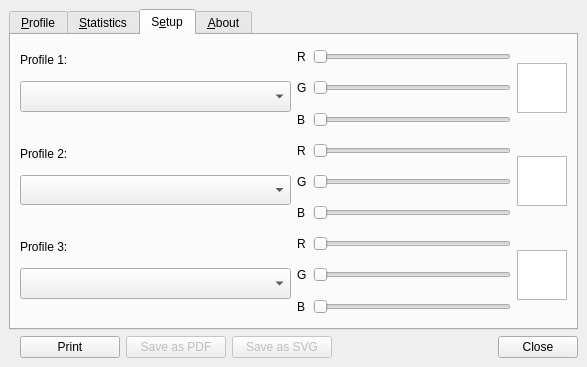
The window that tools/ui_profiletool.ui (etiennesky/profiletool) describes before a commit, drawn with Qt 5.
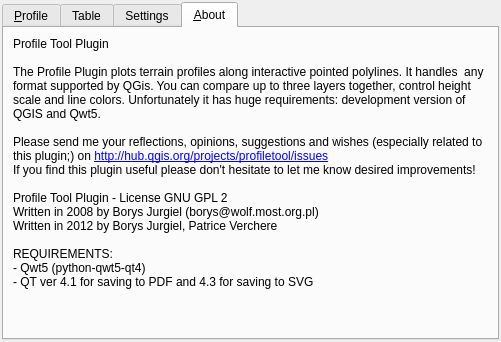
The same window after the commit. The open tabs and pages were chosen to show the change. Custom widgets are drawn as their Qt base class.

```diff
--- a/tools/ui_profiletool.ui
+++ b/tools/ui_profiletool.ui
@@ -6,8 +6,8 @@
    <rect>
     <x>0</x>
     <y>0</y>
-    <width>587</width>
-    <height>367</height>
+    <width>501</width>
+    <height>342</height>
    </rect>
   </property>
   <property name="windowTitle">
@@ -15,140 +15,31 @@
   </property>
   <widget class="QWidget" name="dockWidgetContents">
    <layout class="QFormLayout" name="formLayout">
-    <item row="1" column="1">
-     <layout class="QHBoxLayout" name="_26">
-      <item>
-       <spacer>
-        <property name="orientation">
-         <enum>Qt::Horizontal</enum>
-        </property>
-        <property name="sizeType">
-         <enum>QSizePolicy::Fixed</enum>
-        </property>
-        <property name="sizeHint" stdset="0">
-         <size>
-          <width>5</width>
-          <height>20</height>
-         </size>
-        </property>
-       </spacer>
-      </item>
-      <item>
-       <widget class="QPushButton" name="butPrint">
-        <property name="sizePolicy">
-         <sizepolicy hsizetype="Fixed" vsizetype="Fixed">
-          <horstretch>0</horstretch>
-          <verstretch>0</verstretch>
-         </sizepolicy>
-        </property>
-        <property name="minimumSize">
-         <size>
-          <width>100</width>
-          <height>0</height>
-         </size>
-        </property>
-        <property name="text">
-         <string>Print</string>
-        </property>
-       </widget>
-      </item>
-      <item>
-       <widget class="QPushButton" name="butPDF">
-        <property name="enabled">
-         <bool>false</bool>
-        </property>
-        <property name="sizePolicy">
-         <sizepolicy hsizetype="Fixed" vsizetype="Fixed">
-          <horstretch>0</horstretch>
-          <verstretch>0</verstretch>
-         </sizepolicy>
-        </property>
-        <property name="minimumSize">
-         <size>
-          <width>100</width>
-          <height>0</height>
-         </size>
-        </property>
-        <property name="text">
-         <string>Save as PDF</string>
-        </property>
-       </widget>
-      </item>
-      <item>
-       <widget class="QPushButton" name="butSVG">
-        <property name="enabled">
-         <bool>false</bool>
-        </property>
-        <property name="sizePolicy">
-         <sizepolicy hsizetype="Fixed" vsizetype="Fixed">
-          <horstretch>0</horstretch>
-          <verstretch>0</verstretch>
-         </sizepolicy>
-        </property>
-        <property name="minimumSize">
-         <size>
-          <width>100</width>
-          <height>0</height>
-         </size>
-        </property>
-        <property name="text">
-         <string>Save as SVG</string>
-        </property>
-       </widget>
-      </item>
-      <item>
-       <spacer>
-        <property name="orientation">
-         <enum>Qt::Horizontal</enum>
-        </property>
-        <property name="sizeHint" stdset="0">
-         <size>
-          <width>40</width>
-          <height>20</height>
-         </size>
-        </property>
-       </spacer>
-      </item>
-      <item>
-       <widget class="QDialogButtonBox" name="buttonBox">
-        <property name="enabled">
-         <bool>true</bool>
-        </property>
-        <property name="sizePolicy">
-         <sizepolicy hsizetype="Fixed" vsizetype="Fixed">
-          <horstretch>0</horstretch>
-          <verstretch>0</verstretch>
-         </sizepolicy>
-        </property>
-        <property name="layoutDirection">
-         <enum>Qt::LeftToRight</enum>
-        </property>
-        <property name="autoFillBackground">
-         <bool>false</bool>
-        </property>
-        <property name="orientation">
-         <enum>Qt::Horizontal</enum>
-        </property>
-        <property name="standardButtons">
-         <set>QDialogButtonBox::Close</set>
-        </property>
-        <property name="centerButtons">
-         <bool>false</bool>
-        </property>
-       </widget>
-      </item>
-     </layout>
-    </item>
+    <property name="fieldGrowthPolicy">
+     <enum>QFormLayout::ExpandingFieldsGrow</enum>
+    </property>
+    <property name="horizontalSpacing">
+     <number>2</number>
+    </property>
+    <property name="verticalSpacing">
+     <number>2</number>
+    </property>
+    <property name="margin">
+     <number>2</number>
+    </property>
     <item row="0" column="0" colspan="2">
      <widget class="QTabWidget" name="tabWidget">
       <property name="autoFillBackground">
        <bool>true</bool>
       </property>
+      <property name="tabPosition">
+       <enum>QTabWidget::North</enum>
+      </property>
       <property name="tabShape">
        <enum>QTabWidget::Rounded</enum>
       </property>
       <property name="currentIndex">
-       <number>1</number>
+       <number>0</number>
       </property>
       <property name="elideMode">
        <enum>Qt::ElideNone</enum>
@@ -156,7 +47,7 @@
       <property name="usesScrollButtons">
        <bool>true</bool>
       </property>
-      <widget class="QWidget" name="tab">
+      <widget class="QWidget" name="tab_1">
        <property name="sizePolicy">
         <sizepolicy hsizetype="Expanding" vsizetype="Expanding">
          <horstretch>0</horstretch>
@@ -170,771 +61,212 @@
         <item row="1" column="0">
          <layout class="QHBoxLayout" name="_2">
           <item>
-           <widget class="QSlider" name="scaleSlider">
-            <property name="sizePolicy">
-             <sizepolicy hsizetype="Preferred" vsizetype="Expanding">
-              <horstretch>0</horstretch>
-              <verstretch>0</verstretch>
-             </sizepolicy>
-            </property>
-            <property name="orientation">
-             <enum>Qt::Vertical</enum>
-            </property>
-           </widget>
-          </item>
-          <item>
-           <widget class="QwtPlot" name="qwtPlot">
-            <property name="sizePolicy">
-             <sizepolicy hsizetype="Expanding" vsizetype="Expanding">
-              <horstretch>0</horstretch>
-              <verstretch>0</verstretch>
-             </sizepolicy>
-            </property>
-            <property name="autoFillBackground">
-             <bool>false</bool>
-            </property>
-           </widget>
-          </item>
-         </layout>
-        </item>
-       </layout>
-      </widget>
-      <widget class="QWidget" name="tab_2">
-       <property name="sizePolicy">
-        <sizepolicy hsizetype="Expanding" vsizetype="Expanding">
-         <horstretch>0</horstretch>
-         <verstretch>0</verstretch>
-        </sizepolicy>
-       </property>
-       <attribute name="title">
-        <string>&amp;Statistics</string>
-       </attribute>
-       <layout class="QVBoxLayout" name="_3">
-        <item>
-         <layout class="QHBoxLayout" name="_4">
-          <item>
-           <widget class="QGroupBox" name="statBox1">
-            <property name="sizePolicy">
-             <sizepolicy hsizetype="Expanding" vsizetype="Expanding">
-              <horstretch>0</horstretch>
-              <verstretch>0</verstretch>
-             </sizepolicy>
-            </property>
-            <property name="title">
-             <string>Profile 1</string>
-            </property>
-            <layout class="QGridLayout" name="_5">
-             <item row="0" column="0">
-              <widget class="QLabel" name="stat1">
-               <property name="text">
-                <string>TextLabel</string>
-               </property>
-               <property name="textFormat">
-                <enum>Qt::AutoText</enum>
-               </property>
-               <property name="alignment">
-                <set>Qt::AlignLeading|Qt::AlignLeft|Qt::AlignTop</set>
-               </property>
-               <property name="wordWrap">
-                <bool>true</bool>
-               </property>
-              </widget>
-             </item>
-            </layout>
-           </widget>
-          </item>
-          <item>
-           <widget class="QGroupBox" name="statBox2">
-            <property name="sizePolicy">
-             <sizepolicy hsizetype="Expanding" vsizetype="Expanding">
-              <horstretch>0</horstretch>
-              <verstretch>0</verstretch>
-             </sizepolicy>
-            </property>
-            <property name="title">
-             <string>Profile 2</string>
-            </property>
-            <layout class="QGridLayout" name="_6">
-             <item row="0" column="0">
-              <widget class="QLabel" name="stat2">
-               <property name="text">
-                <string>TextLabel</string>
-               </property>
-               <property name="alignment">
-                <set>Qt::AlignLeading|Qt::AlignLeft|Qt::AlignTop</set>
-               </property>
-               <property name="wordWrap">
-                <bool>true</bool>
-               </property>
-              </widget>
-             </item>
-            </layout>
-           </widget>
-          </item>
-          <item>
-           <widget class="QGroupBox" name="statBox3">
-            <property name="sizePolicy">
-             <sizepolicy hsizetype="Expanding" vsizetype="Expanding">
-              <horstretch>0</horstretch>
-              <verstretch>0</verstretch>
-             </sizepolicy>
-            </property>
-            <property name="title">
-             <string>Profile 3</string>
-            </property>
-            <layout class="QGridLayout" name="_7">
-             <item row="0" column="0">
-              <widget class="QLabel" name="stat3">
-               <property name="text">
-                <string>TextLabel</string>
-               </property>
-               <property name="alignment">
-                <set>Qt::AlignLeading|Qt::AlignLeft|Qt::AlignTop</set>
-               </property>
-               <property name="wordWrap">
-                <bool>true</bool>
-               </property>
-              </widget>
-             </item>
-            </layout>
-           </widget>
-          </item>
-         </layout>
-        </item>
-        <item>
-         <widget class="QGroupBox" name="groupBox">
-          <property name="sizePolicy">
-           <sizepolicy hsizetype="Expanding" vsizetype="Expanding">
-            <horstretch>0</horstretch>
-            <verstretch>0</verstretch>
-           </sizepolicy>
-          </property>
-          <property name="minimumSize">
-           <size>
-            <width>0</width>
-            <height>0</height>
-           </size>
-          </property>
-          <property name="maximumSize">
-           <size>
-            <width>16777215</width>
-            <height>100</height>
-           </size>
-          </property>
-          <property name="title">
-           <string>General</string>
-          </property>
-          <layout class="QGridLayout" name="_8">
-           <item row="0" column="0">
-            <widget class="QLabel" name="stats">
-             <property name="text">
-              <string>Start
-Stop
-Length</string>
-             </property>
-             <property name="textFormat">
-              <enum>Qt::AutoText</enum>
-             </property>
-             <property name="alignment">
-              <set>Qt::AlignLeading|Qt::AlignLeft|Qt::AlignTop</set>
-             </property>
-             <property name="wordWrap">
-              <bool>true</bool>
-             </property>
-            </widget>
-           </item>
-          </layout>
-         </widget>
-        </item>
-       </layout>
-      </widget>
-      <widget class="QWidget" name="tab_4">
-       <property name="sizePolicy">
-        <sizepolicy hsizetype="Expanding" vsizetype="Expanding">
-         <horstretch>0</horstretch>
-         <verstretch>0</verstretch>
-        </sizepolicy>
-       </property>
-       <attribute name="title">
-        <string>S&amp;etup</string>
-       </attribute>
-       <layout class="QGridLayout" name="_9">
-        <item row="0" column="0">
-         <layout class="QHBoxLayout" name="_10">
-          <item>
-           <layout class="QVBoxLayout" name="_11">
-            <item>
-             <widget class="QLabel" name="label_23">
+           <layout class="QGridLayout" name="gridLayout">
+            <item row="0" column="1">
+             <widget class="QwtPlot" name="qwtPlot">
               <property name="sizePolicy">
                <sizepolicy hsizetype="Expanding" vsizetype="Expanding">
                 <horstretch>0</horstretch>
                 <verstretch>0</verstretch>
                </sizepolicy>
               </property>
-              <property name="text">
-               <string>Profile 1:</string>
-              </property>
-             </widget>
-            </item>
-            <item>
-             <widget class="QComboBox" name="setLayer1">
-              <property name="sizePolicy">
-               <sizepolicy hsizetype="Expanding" vsizetype="Expanding">
-                <horstretch>0</horstretch>
-                <verstretch>0</verstretch>
-               </sizepolicy>
-              </property>
-             </widget>
-            </item>
-            <item>
-             <spacer>
-              <property name="orientation">
-               <enum>Qt::Horizontal</enum>
-              </property>
-              <property name="sizeHint" stdset="0">
+              <property name="minimumSize">
                <size>
-                <width>40</width>
-                <height>20</height>
+                <width>0</width>
+                <height>0</height>
                </size>
-              </property>
-             </spacer>
-            </item>
-           </layout>
-          </item>
-          <item>
-           <layout class="QHBoxLayout" name="_12">
-            <item>
-             <layout class="QVBoxLayout" name="_13">
-              <item>
-               <widget class="QLabel" name="label_24">
-                <property name="sizePolicy">
-                 <sizepolicy hsizetype="Preferred" vsizetype="Expanding">
-                  <horstretch>0</horstretch>
-                  <verstretch>0</verstretch>
-                 </sizepolicy>
-                </property>
-                <property name="text">
-                 <string>R</string>
-                </property>
-               </widget>
-              </item>
-              <item>
-               <widget class="QLabel" name="label_25">
-                <property name="sizePolicy">
-                 <sizepolicy hsizetype="Preferred" vsizetype="Expanding">
-                  <horstretch>0</horstretch>
-                  <verstretch>0</verstretch>
-                 </sizepolicy>
-                </property>
-                <property name="text">
-                 <string>G</string>
-                </property>
-               </widget>
-              </item>
-              <item>
-               <widget class="QLabel" name="label_26">
-                <property name="sizePolicy">
-                 <sizepolicy hsizetype="Preferred" vsizetype="Expanding">
-                  <horstretch>0</horstretch>
-                  <verstretch>0</verstretch>
-                 </sizepolicy>
-                </property>
-                <property name="text">
-                 <string>B</string>
-                </property>
-               </widget>
-              </item>
-             </layout>
-            </item>
-            <item>
-             <layout class="QVBoxLayout" name="_14">
-              <item>
-               <widget class="QSlider" name="setR1">
-                <property name="sizePolicy">
-                 <sizepolicy hsizetype="Expanding" vsizetype="Expanding">
-                  <horstretch>0</horstretch>
-                  <verstretch>0</verstretch>
-                 </sizepolicy>
-                </property>
-                <property name="minimumSize">
-                 <size>
-                  <width>0</width>
-                  <height>0</height>
-                 </size>
-                </property>
-                <property name="maximumSize">
-                 <size>
-                  <width>200</width>
-                  <height>16777215</height>
-                 </size>
-                </property>
-                <property name="orientation">
-                 <enum>Qt::Horizontal</enum>
-                </property>
-               </widget>
-              </item>
-              <item>
-               <widget class="QSlider" name="setG1">
-                <property name="sizePolicy">
-                 <sizepolicy hsizetype="Expanding" vsizetype="Expanding">
-                  <horstretch>0</horstretch>
-                  <verstretch>0</verstretch>
-                 </sizepolicy>
-                </property>
-                <property name="maximumSize">
-                 <size>
-                  <width>200</width>
-                  <height>16777215</height>
-                 </size>
-                </property>
-                <property name="orientation">
-                 <enum>Qt::Horizontal</enum>
-                </property>
-               </widget>
-              </item>
-              <item>
-               <widget class="QSlider" name="setB1">
-                <property name="sizePolicy">
-                 <sizepolicy hsizetype="Expanding" vsizetype="Expanding">
-                  <horstretch>0</horstretch>
-                  <verstretch>0</verstretch>
-                 </sizepolicy>
-                </property>
-                <property name="maximumSize">
-                 <size>
-                  <width>200</width>
-                  <height>16777215</height>
-                 </size>
-                </property>
-                <property name="orientation">
-                 <enum>Qt::Horizontal</enum>
-                </property>
-               </widget>
-              </item>
-             </layout>
-            </item>
-            <item>
-             <widget class="QGraphicsView" name="colorBox1">
-              <property name="sizePolicy">
-               <sizepolicy hsizetype="Expanding" vsizetype="Expanding">
-                <horstretch>0</horstretch>
-                <verstretch>0</verstretch>
-               </sizepolicy>
-              </property>
-              <property name="maximumSize">
-               <size>
-                <width>50</width>
-                <height>50</height>
-               </size>
-              </property>
-              <property name="cursor" stdset="0">
-               <cursorShape>ArrowCursor</cursorShape>
-              </property>
-              <property name="focusPolicy">
-               <enum>Qt::NoFocus</enum>
-              </property>
-              <property name="acceptDrops">
-               <bool>false</bool>
               </property>
               <property name="autoFillBackground">
-               <bool>true</bool>
-              </property>
-              <property name="interactive">
                <bool>false</bool>
               </property>
-              <property name="transformationAnchor">
-               <enum>QGraphicsView::NoAnchor</enum>
-              </property>
-              <property name="viewportUpdateMode">
-               <enum>QGraphicsView::FullViewportUpdate</enum>
-              </property>
-              <property name="optimizationFlags">
-               <set>QGraphicsView::DontClipPainter</set>
-              </property>
              </widget>
             </item>
-           </layout>
-          </item>
-         </layout>
-        </item>
-        <item row="1" column="0">
-         <layout class="QHBoxLayout" name="_15">
-          <item>
-           <layout class="QVBoxLayout" name="_16">
-            <item>
-             <widget class="QLabel" name="label_28">
+            <item row="0" column="0">
+             <widget class="QSlider" name="scaleSlider">
               <property name="sizePolicy">
-               <sizepolicy hsizetype="Expanding" vsizetype="Expanding">
+               <sizepolicy hsizetype="Maximum" vsizetype="Expanding">
                 <horstretch>0</horstretch>
                 <verstretch>0</verstretch>
                </sizepolicy>
               </property>
-              <property name="text">
-               <string>Profile 2:</string>
+              <property name="orientation">
+               <enum>Qt::Vertical</enum>
               </property>
              </widget>
             </item>
-            <item>
-             <widget class="QComboBox" name="setLayer2">
-              <property name="sizePolicy">
-               <sizepolicy hsizetype="Expanding" vsizetype="Expanding">
-                <horstretch>0</horstretch>
-                <verstretch>0</verstretch>
-               </sizepolicy>
-              </property>
-             </widget>
-            </item>
-            <item>
-             <spacer>
-              <property name="orientation">
-               <enum>Qt::Horizontal</enum>
-              </property>
-              <property name="sizeHint" stdset="0">
-               <size>
-                <width>40</width>
-                <height>20</height>
-               </size>
-              </property>
-             </spacer>
-            </item>
-           </layout>
-          </item>
-          <item>
-           <layout class="QHBoxLayout" name="_17">
-            <item>
-             <layout class="QVBoxLayout" name="_18">
+            <item row="1" column="1">
+             <layout class="QHBoxLayout" name="_26">
               <item>
-               <widget class="QLabel" name="label_29">
+               <widget class="QPushButton" name="butPrint">
                 <property name="sizePolicy">
-                 <sizepolicy hsizetype="Preferred" vsizetype="Expanding">
+                 <sizepolicy hsizetype="Minimum" vsizetype="Preferred">
                   <horstretch>0</horstretch>
                   <verstretch>0</verstretch>
                  </sizepolicy>
                 </property>
-                <property name="text">
-                 <string>R</string>
+                <property name="minimumSize">
+                 <size>
+                  <width>10</width>
+                  <height>20</height>
+                 </size>
                 </property>
-               </widget>
-              </item>
-              <item>
-               <widget class="QLabel" name="label_30">
-                <property name="sizePolicy">
-                 <sizepolicy hsizetype="Preferred" vsizetype="Expanding">
-                  <horstretch>0</horstretch>
-                  <verstretch>0</verstretch>
-                 </sizepolicy>
-                </property>
                 <property name="text">
-                 <string>G</string>
+                 <string>Print</string>
                 </property>
                </widget>
               </item>
               <item>
-               <widget class="QLabel" name="label_31">
-                <property name="sizePolicy">
-                 <sizepolicy hsizetype="Preferred" vsizetype="Expanding">
-                  <horstretch>0</horstretch>
-                  <verstretch>0</verstretch>
-                 </sizepolicy>
+               <widget class="QPushButton" name="butPDF">
+                <property name="enabled">
+                 <bool>false</bool>
                 </property>
-                <property name="text">
-                 <string>B</string>
-                </property>
-               </widget>
-              </item>
-             </layout>
-            </item>
-            <item>
-             <layout class="QVBoxLayout" name="_19">
-              <item>
-               <widget class="QSlider" name="setR2">
                 <property name="sizePolicy">
-                 <sizepolicy hsizetype="Expanding" vsizetype="Expanding">
+                 <sizepolicy hsizetype="Minimum" vsizetype="Preferred">
                   <horstretch>0</horstretch>
                   <verstretch>0</verstretch>
                  </sizepolicy>
                 </property>
                 <property name="minimumSize">
                  <size>
-                  <width>0</width>
-                  <height>0</height>
+                  <width>10</width>
+                  <height>20</height>
                  </size>
                 </property>
-                <property name="maximumSize">
-                 <size>
-                  <width>200</width>
-                  <height>16777215</height>
-                 </size>
+                <property name="text">
+                 <string>Save as PDF</string>
                 </property>
-                <property name="orientation">
-                 <enum>Qt::Horizontal</enum>
-                </property>
                </widget>
               </item>
               <item>
-               <widget class="QSlider" name="setG2">
-                <property name="sizePolicy">
-                 <sizepolicy hsizetype="Expanding" vsizetype="Expanding">
-                  <horstretch>0</horstretch>
-                  <verstretch>0</verstretch>
-                 </sizepolicy>
+               <widget class="QPushButton" name="butSVG">
+                <property name="enabled">
+                 <bool>false</bool>
                 </property>
-                <property name="maximumSize">
-                 <size>
-                  <width>200</width>
-                  <height>16777215</height>
-                 </size>
-                </property>
-                <property name="orientation">
-                 <enum>Qt::Horizontal</enum>
-                </property>
-               </widget>
-              </item>
-              <item>
-               <widget class="QSlider" name="setB2">
                 <property name="sizePolicy">
-                 <sizepolicy hsizetype="Expanding" vsizetype="Expanding">
+                 <sizepolicy hsizetype="Minimum" vsizetype="Fixed">
                   <horstretch>0</horstretch>
                   <verstretch>0</verstretch>
                  </sizepolicy>
                 </property>
-                <property name="maximumSize">
+                <property name="minimumSize">
                  <size>
-                  <width>200</width>
-                  <height>16777215</height>
+                  <width>10</width>
+                  <height>20</height>
                  </size>
                 </property>
-                <property name="orientation">
-                 <enum>Qt::Horizontal</enum>
+                <property name="text">
+                 <string>Save as SVG</string>
                 </property>
                </widget>
               </item>
              </layout>
             </item>
-            <item>
-             <widget class="QGraphicsView" name="colorBox2">
-              <property name="sizePolicy">
-               <sizepolicy hsizetype="Expanding" vsizetype="Expanding">
-                <horstretch>0</horstretch>
-                <verstretch>0</verstretch>
-               </sizepolicy>
-              </property>
-              <property name="maximumSize">
-               <size>
-                <width>50</width>
-                <height>50</height>
-               </size>
-              </property>
-              <property name="focusPolicy">
-               <enum>Qt::NoFocus</enum>
-              </property>
-              <property name="acceptDrops">
-               <bool>false</bool>
-              </property>
-             </widget>
-            </item>
            </layout>
           </item>
-         </layout>
-        </item>
-        <item row="2" column="0">
-         <layout class="QHBoxLayout" name="_20">
           <item>
-           <layout class="QVBoxLayout" name="_21">
+           <layout class="QVBoxLayout" name="verticalLayout">
             <item>
-             <widget class="QLabel" name="label_32">
+             <widget class="QTableView" name="tableView">
               <property name="sizePolicy">
-               <sizepolicy hsizetype="Expanding" vsizetype="Expanding">
+               <sizepolicy hsizetype="Preferred" vsizetype="Expanding">
                 <horstretch>0</horstretch>
                 <verstretch>0</verstretch>
                </sizepolicy>
               </property>
-              <property name="text">
-               <string>Profile 3:</string>
-              </property>
-             </widget>
-            </item>
-            <item>
-             <widget class="QComboBox" name="setLayer3">
-              <property name="sizePolicy">
-               <sizepolicy hsizetype="Expanding" vsizetype="Expanding">
-                <horstretch>0</horstretch>
-                <verstretch>0</verstretch>
-               </sizepolicy>
-              </property>
-             </widget>
-            </item>
-            <item>
-             <spacer>
-              <property name="orientation">
-               <enum>Qt::Horizontal</enum>
-              </property>
-              <property name="sizeHint" stdset="0">
+              <property name="minimumSize">
                <size>
-                <width>40</width>
-                <height>20</height>
+                <width>10</width>
+                <height>10</height>
                </size>
               </property>
-             </spacer>
+             </widget>
             </item>
-           </layout>
-          </item>
-          <item>
-           <layout class="QHBoxLayout" name="_22">
             <item>
-             <layout class="QVBoxLayout" name="_23">
+             <layout class="QHBoxLayout" name="horizontalLayout">
               <item>
-               <widget class="QLabel" name="label_33">
-                <property name="sizePolicy">
-                 <sizepolicy hsizetype="Preferred" vsizetype="Expanding">
-                  <horstretch>0</horstretch>
-                  <verstretch>0</verstretch>
-                 </sizepolicy>
-                </property>
-                <property name="text">
-                 <string>R</string>
-                </property>
-               </widget>
-              </item>
-              <item>
-               <widget class="QLabel" name="label_34">
-                <property name="sizePolicy">
-                 <sizepolicy hsizetype="Preferred" vsizetype="Expanding">
-                  <horstretch>0</horstretch>
-                  <verstretch>0</verstretch>
-                 </sizepolicy>
-                </property>
-                <property name="text">
-                 <string>G</string>
-                </property>
-               </widget>
-              </item>
-              <item>
-               <widget class="QLabel" name="label_35">
-                <property name="sizePolicy">
-                 <sizepolicy hsizetype="Preferred" vsizetype="Expanding">
-                  <horstretch>0</horstretch>
-                  <verstretch>0</verstretch>
-                 </sizepolicy>
-                </property>
-                <property name="text">
-                 <string>B</string>
-                </property>
-               </widget>
-              </item>
-             </layout>
-            </item>
-            <item>
-             <layout class="QVBoxLayout" name="_24">
-              <item>
-               <widget class="QSlider" name="setR3">
-                <property name="sizePolicy">
-                 <sizepolicy hsizetype="Expanding" vsizetype="Expanding">
-                  <horstretch>0</horstretch>
-                  <verstretch>0</verstretch>
-                 </sizepolicy>
-                </property>
+               <widget class="QPushButton" name="pushButton_2">
                 <property name="minimumSize">
                  <size>
-                  <width>0</width>
-                  <height>0</height>
+                  <width>10</width>
+                  <height>20</height>
                  </size>
                 </property>
-                <property name="maximumSize">
-                 <size>
-                  <width>200</width>
-                  <height>16777215</height>
-                 </size>
+                <property name="text">
+                 <string>Add Raster</string>
                 </property>
-                <property name="orientation">
-                 <enum>Qt::Horizontal</enum>
+                <property name="autoRepeat">
+                 <bool>false</bool>
                 </property>
-               </widget>
-              </item>
-              <item>
-               <widget class="QSlider" name="setG3">
-                <property name="sizePolicy">
-                 <sizepolicy hsizetype="Expanding" vsizetype="Expanding">
-                  <horstretch>0</horstretch>
-                  <verstretch>0</verstretch>
-                 </sizepolicy>
+                <property name="autoDefault">
+                 <bool>false</bool>
                 </property>
-                <property name="maximumSize">
-                 <size>
-                  <width>200</width>
-                  <height>16777215</height>
-                 </size>
+                <property name="default">
+                 <bool>false</bool>
                 </property>
-                <property name="orientation">
-                 <enum>Qt::Horizontal</enum>
+                <property name="flat">
+                 <bool>false</bool>
                 </property>
                </widget>
               </item>
               <item>
-               <widget class="QSlider" name="setB3">
-                <property name="sizePolicy">
-                 <sizepolicy hsizetype="Expanding" vsizetype="Expanding">
-                  <horstretch>0</horstretch>
-                  <verstretch>0</verstretch>
-                 </sizepolicy>
-                </property>
-                <property name="maximumSize">
+               <widget class="QPushButton" name="pushButton">
+                <property name="minimumSize">
                  <size>
-                  <width>200</width>
-                  <height>16777215</height>
+                  <width>10</width>
+                  <height>20</height>
                  </size>
                 </property>
-                <property name="orientation">
-                 <enum>Qt::Horizontal</enum>
+                <property name="text">
+                 <string>Remove raster</string>
                 </property>
                </widget>
               </item>
              </layout>
             </item>
-            <item>
-             <widget class="QGraphicsView" name="colorBox3">
-              <property name="sizePolicy">
-               <sizepolicy hsizetype="Expanding" vsizetype="Expanding">
-                <horstretch>0</horstretch>
-                <verstretch>0</verstretch>
-               </sizepolicy>
-              </property>
-              <property name="maximumSize">
-               <size>
-                <width>50</width>
-                <height>50</height>
-               </size>
-              </property>
-              <property name="focusPolicy">
-               <enum>Qt::NoFocus</enum>
-              </property>
-              <property name="acceptDrops">
-               <bool>false</bool>
-              </property>
-             </widget>
-            </item>
            </layout>
           </item>
          </layout>
         </item>
        </layout>
       </widget>
+      <widget class="QWidget" name="tab_2">
+       <attribute name="title">
+        <string>Table</string>
+       </attribute>
+      </widget>
       <widget class="QWidget" name="tab_3">
        <attribute name="title">
+        <string>Settings</string>
+       </attribute>
+      </widget>
+      <widget class="QWidget" name="tab_4">
+       <attribute name="title">
         <string>&amp;About</string>
        </attribute>
        <layout class="QGridLayout" name="_25">
         <item row="0" column="0">
          <widget class="QLabel" name="label_3">
           <property name="sizePolicy">
-           <sizepolicy hsizetype="Expanding" vsizetype="Expanding">
+           <sizepolicy hsizetype="Preferred" vsizetype="Preferred">
             <horstretch>0</horstretch>
             <verstretch>0</verstretch>
            </sizepolicy>
           </property>
+          <property name="minimumSize">
+           <size>
+            <width>10</width>
+            <height>10</height>
+           </size>
+          </property>
           <property name="cursor">
            <cursorShape>ArrowCursor</cursorShape>
           </property>
+          <property name="focusPolicy">
+           <enum>Qt::NoFocus</enum>
+          </property>
+          <property name="frameShape">
+           <enum>QFrame::NoFrame</enum>
+          </property>
           <property name="text">
            <string>&lt;!DOCTYPE HTML PUBLIC &quot;-//W3C//DTD HTML 4.0//EN&quot; &quot;http://www.w3.org/TR/REC-html40/strict.dtd&quot;&gt;
 &lt;html&gt;&lt;head&gt;&lt;meta name=&quot;qrichtext&quot; content=&quot;1&quot; /&gt;&lt;style type=&quot;text/css&quot;&gt;
```
